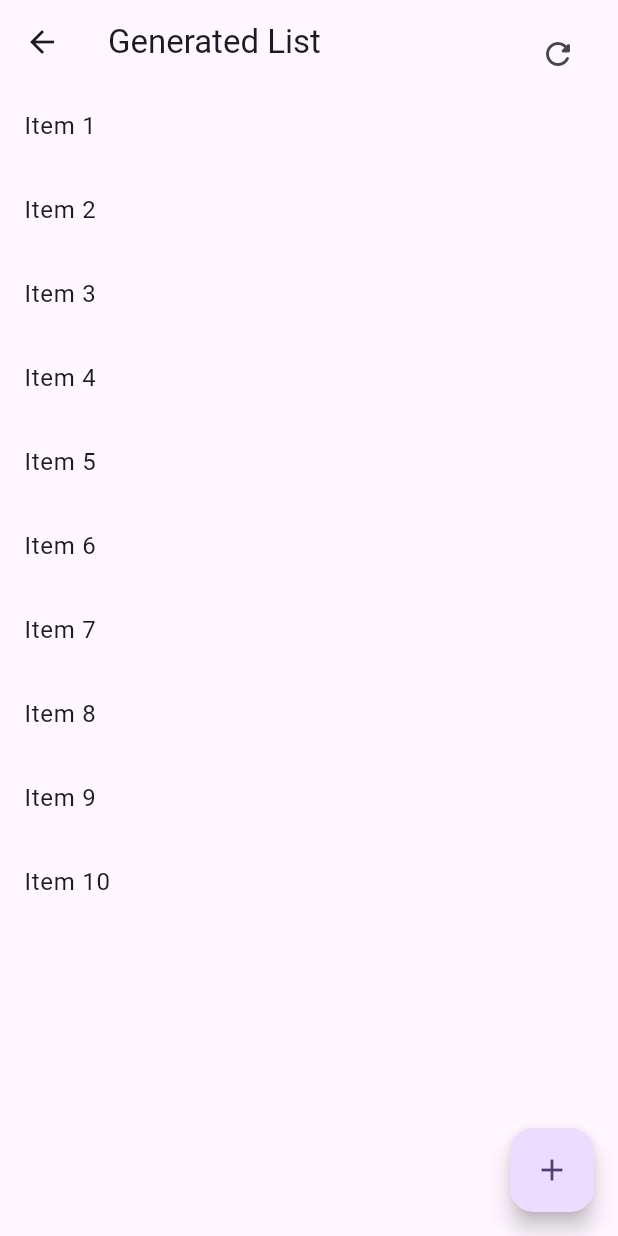
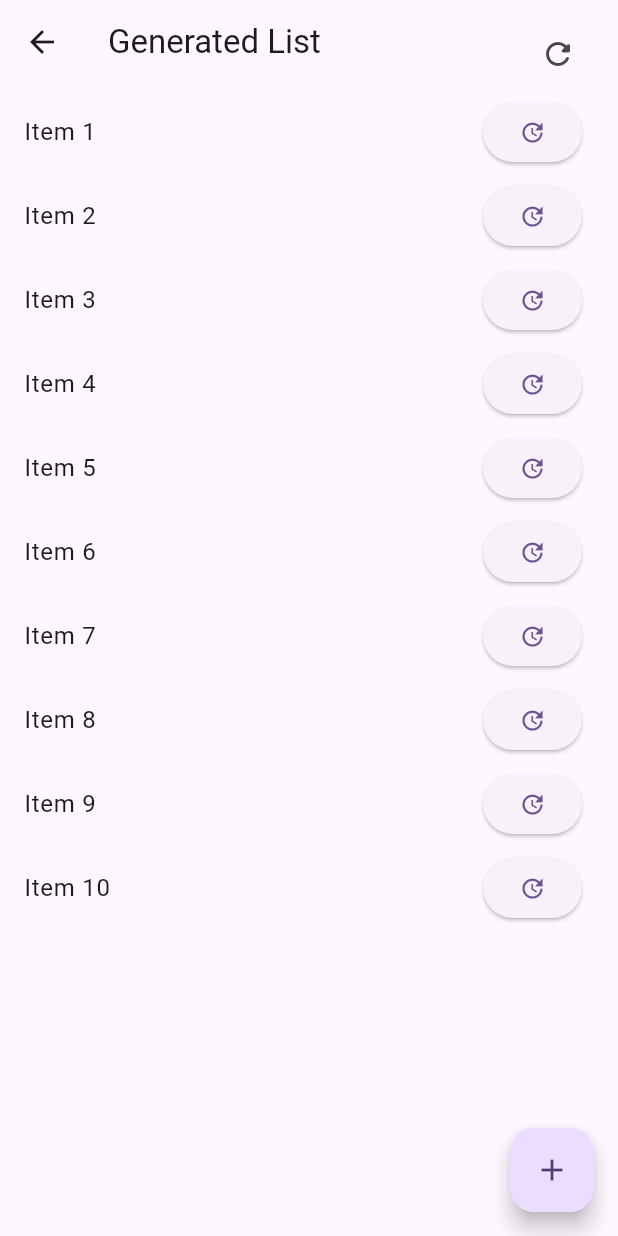
Before and after one commit to CrossEvol/flutter_ce_picgo, a Flutter app: the TodoPage screen opened directly, after a tap on the "refresh" icon, on a phone screen of 412 x 824 dp. Run offline on Flutter 3.47's test engine with Material 3 defaults, Android fonts, the phone set to English and light mode, and no system bars; our stand-ins replace bloc, cross_file, dio, equatable, extended_image, flutter_bloc and 11 more; missing offline and left inert: bitsdojo_window; accounts and stored records are empty; generated files the repository leaves out were written again.

Commit message:
upload the Todo title in future success

```diff
--- a/lib/samples/bloc_todo/todo_event.dart
+++ b/lib/samples/bloc_todo/todo_event.dart
@@ -1,23 +1,34 @@
 part of 'todo_bloc.dart';
 
 sealed class TodoEvent extends Equatable {
-
   const TodoEvent();
-
-  @override
-  List<Object> get props => [];
 }
 
 final class TodoEventInsert extends TodoEvent {
-
+  @override
+  List<Object?> get props => [];
 }
 
 final class TodoEventReset extends TodoEvent {
+  @override
+  List<Object?> get props => [];
+}
 
+final class TodoEventUpdate extends TodoEvent {
+  int id;
+
+  String title;
+
+  TodoEventUpdate({
+    required this.id,
+    required this.title,
+  });
+
+  @override
+  List<Object?> get props => [id, title];
 }
 
 final class TodoEventRemove extends TodoEvent {
-
   final int removedId;
 
   const TodoEventRemove(this.removedId);
--- a/lib/samples/bloc_todo/todo_page.dart
+++ b/lib/samples/bloc_todo/todo_page.dart
@@ -54,7 +54,21 @@ class _TodoPageState extends State<TodoPage> {
                   ),
                   key: Key(state.todos[index].id.toString()),
                   child: ListTile(
-                    title: Text(state.todos[index].title),
+                    title: Row(
+                      mainAxisAlignment: MainAxisAlignment.spaceBetween,
+                      children: [
+                        Text(state.todos[index].title),
+                        ElevatedButton(
+                            onPressed: () {
+                              Future.delayed(const Duration(milliseconds: 50), () {
+                                context.read<TodoBloc>().add(TodoEventUpdate(
+                                    id: state.todos[index].id,
+                                    title: '${state.todos[index].title}☆'));
+                              });
+                            },
+                            child: const Icon(Icons.update))
+                      ],
+                    ),
                   ),
                   onDismissed: (direction) {
                     context
```
Also changed, not shown: lib/samples/bloc_todo/todo_bloc.dart (+10 -2 lines).
